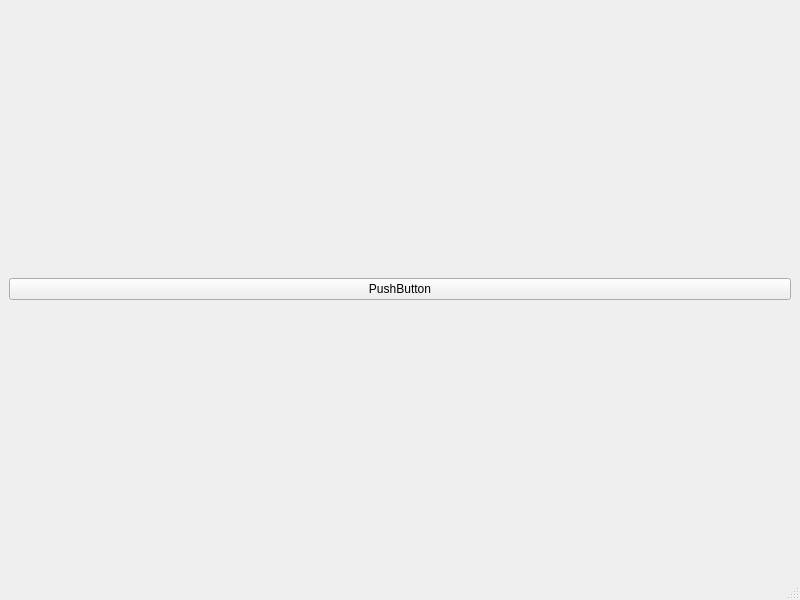
Old version of the form Vulkan_Widget/rhanawindow.ui in the repository FrazorBladezSharp/Rhana.
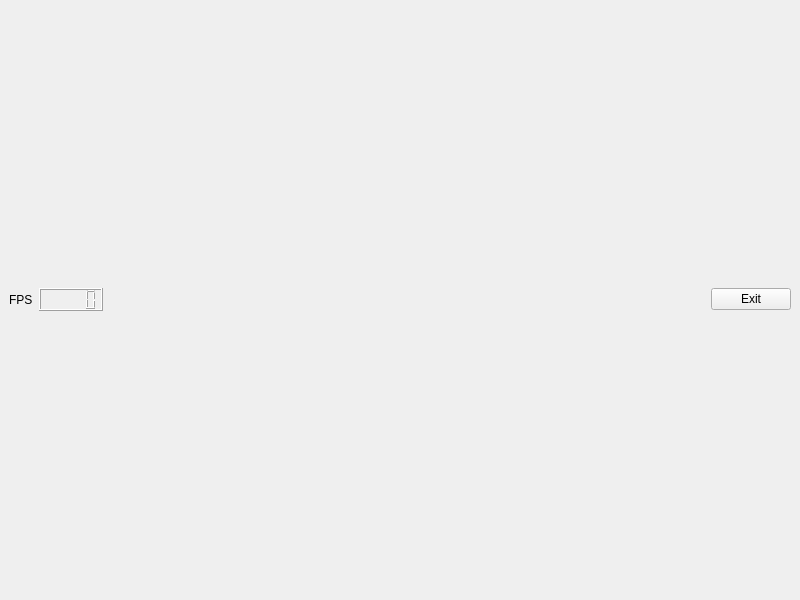
New version of the form.

```diff
--- a/Vulkan_Widget/rhanawindow.ui
+++ b/Vulkan_Widget/rhanawindow.ui
@@ -10,9 +10,427 @@
     <height>600</height>
    </rect>
   </property>
+  <property name="palette">
+   <palette>
+    <active>
+     <colorrole role="WindowText">
+      <brush brushstyle="SolidPattern">
+       <color alpha="255">
+        <red>255</red>
+        <green>255</green>
+        <blue>255</blue>
+       </color>
+      </brush>
+     </colorrole>
+     <colorrole role="Button">
+      <brush brushstyle="SolidPattern">
+       <color alpha="255">
+        <red>61</red>
+        <green>56</green>
+        <blue>70</blue>
+       </color>
+      </brush>
+     </colorrole>
+     <colorrole role="Light">
+      <brush brushstyle="SolidPattern">
+       <color alpha="255">
+        <red>92</red>
+        <green>84</green>
+        <blue>105</blue>
+       </color>
+      </brush>
+     </colorrole>
+     <colorrole role="Midlight">
+      <brush brushstyle="SolidPattern">
+       <color alpha="255">
+        <red>76</red>
+        <green>70</green>
+        <blue>87</blue>
+       </color>
+      </brush>
+     </colorrole>
+     <colorrole role="Dark">
+      <brush brushstyle="SolidPattern">
+       <color alpha="255">
+        <red>31</red>
+        <green>28</green>
+        <blue>35</blue>
+       </color>
+      </brush>
+     </colorrole>
+     <colorrole role="Mid">
+      <brush brushstyle="SolidPattern">
+       <color alpha="255">
+        <red>41</red>
+        <green>37</green>
+        <blue>47</blue>
+       </color>
+      </brush>
+     </colorrole>
+     <colorrole role="Text">
+      <brush brushstyle="SolidPattern">
+       <color alpha="255">
+        <red>255</red>
+        <green>255</green>
+        <blue>255</blue>
+       </color>
+      </brush>
+     </colorrole>
+     <colorrole role="BrightText">
+      <brush brushstyle="SolidPattern">
+       <color alpha="255">
+        <red>255</red>
+        <green>255</green>
+        <blue>255</blue>
+       </color>
+      </brush>
+     </colorrole>
+     <colorrole role="ButtonText">
+      <brush brushstyle="SolidPattern">
+       <color alpha="255">
+        <red>255</red>
+        <green>255</green>
+        <blue>255</blue>
+       </color>
+      </brush>
+     </colorrole>
+     <colorrole role="Base">
+      <brush brushstyle="SolidPattern">
+       <color alpha="255">
+        <red>0</red>
+        <green>0</green>
+        <blue>0</blue>
+       </color>
+      </brush>
+     </colorrole>
+     <colorrole role="Window">
+      <brush brushstyle="SolidPattern">
+       <color alpha="255">
+        <red>61</red>
+        <green>56</green>
+        <blue>70</blue>
+       </color>
+      </brush>
+     </colorrole>
+     <colorrole role="Shadow">
+      <brush brushstyle="SolidPattern">
+       <color alpha="255">
+        <red>0</red>
+        <green>0</green>
+        <blue>0</blue>
+       </color>
+      </brush>
+     </colorrole>
+     <colorrole role="AlternateBase">
+      <brush brushstyle="SolidPattern">
+       <color alpha="255">
+        <red>30</red>
+        <green>28</green>
+        <blue>35</blue>
+       </color>
+      </brush>
+     </colorrole>
+     <colorrole role="ToolTipBase">
+      <brush brushstyle="SolidPattern">
+       <color alpha="255">
+        <red>255</red>
+        <green>255</green>
+        <blue>220</blue>
+       </color>
+      </brush>
+     </colorrole>
+     <colorrole role="ToolTipText">
+      <brush brushstyle="SolidPattern">
+       <color alpha="255">
+        <red>0</red>
+        <green>0</green>
+        <blue>0</blue>
+       </color>
+      </brush>
+     </colorrole>
+    </active>
+    <inactive>
+     <colorrole role="WindowText">
+      <brush brushstyle="SolidPattern">
+       <color alpha="255">
+        <red>0</red>
+        <green>0</green>
+        <blue>0</blue>
+       </color>
+      </brush>
+     </colorrole>
+     <colorrole role="Button">
+      <brush brushstyle="SolidPattern">
+       <color alpha="255">
+        <red>239</red>
+        <green>239</green>
+        <blue>239</blue>
+       </color>
+      </brush>
+     </colorrole>
+     <colorrole role="Light">
+      <brush brushstyle="SolidPattern">
+       <color alpha="255">
+        <red>255</red>
+        <green>255</green>
+        <blue>255</blue>
+       </color>
+      </brush>
+     </colorrole>
+     <colorrole role="Midlight">
+      <brush brushstyle="SolidPattern">
+       <color alpha="255">
+        <red>202</red>
+        <green>202</green>
+        <blue>202</blue>
+       </color>
+      </brush>
+     </colorrole>
+     <colorrole role="Dark">
+      <brush brushstyle="SolidPattern">
+       <color alpha="255">
+        <red>159</red>
+        <green>159</green>
+        <blue>159</blue>
+       </color>
+      </brush>
+     </colorrole>
+     <colorrole role="Mid">
+      <brush brushstyle="SolidPattern">
+       <color alpha="255">
+        <red>184</red>
+        <green>184</green>
+        <blue>184</blue>
+       </color>
+      </brush>
+     </colorrole>
+     <colorrole role="Text">
+      <brush brushstyle="SolidPattern">
+       <color alpha="255">
+        <red>0</red>
+        <green>0</green>
+        <blue>0</blue>
+       </color>
+      </brush>
+     </colorrole>
+     <colorrole role="BrightText">
+      <brush brushstyle="SolidPattern">
+       <color alpha="255">
+        <red>255</red>
+        <green>255</green>
+        <blue>255</blue>
+       </color>
+      </brush>
+     </colorrole>
+     <colorrole role="ButtonText">
+      <brush brushstyle="SolidPattern">
+       <color alpha="255">
+        <red>0</red>
+        <green>0</green>
+        <blue>0</blue>
+       </color>
+      </brush>
+     </colorrole>
+     <colorrole role="Base">
+      <brush brushstyle="SolidPattern">
+       <color alpha="255">
+        <red>255</red>
+        <green>255</green>
+        <blue>255</blue>
+       </color>
+      </brush>
+     </colorrole>
+     <colorrole role="Window">
+      <brush brushstyle="SolidPattern">
+       <color alpha="255">
+        <red>239</red>
+        <green>239</green>
+        <blue>239</blue>
+       </color>
+      </brush>
+     </colorrole>
+     <colorrole role="Shadow">
+      <brush brushstyle="SolidPattern">
+       <color alpha="255">
+        <red>118</red>
+        <green>118</green>
+        <blue>118</blue>
+       </color>
+      </brush>
+     </colorrole>
+     <colorrole role="AlternateBase">
+      <brush brushstyle="SolidPattern">
+       <color alpha="255">
+        <red>247</red>
+        <green>247</green>
+        <blue>247</blue>
+       </color>
+      </brush>
+     </colorrole>
+     <colorrole role="ToolTipBase">
+      <brush brushstyle="SolidPattern">
+       <color alpha="255">
+        <red>255</red>
+        <green>255</green>
+        <blue>220</blue>
+       </color>
+      </brush>
+     </colorrole>
+     <colorrole role="ToolTipText">
+      <brush brushstyle="SolidPattern">
+       <color alpha="255">
+        <red>0</red>
+        <green>0</green>
+        <blue>0</blue>
+       </color>
+      </brush>
+     </colorrole>
+    </inactive>
+    <disabled>
+     <colorrole role="WindowText">
+      <brush brushstyle="SolidPattern">
+       <color alpha="255">
+        <red>31</red>
+        <green>28</green>
+        <blue>35</blue>
+       </color>
+      </brush>
+     </colorrole>
+     <colorrole role="Button">
+      <brush brushstyle="SolidPattern">
+       <color alpha="255">
+        <red>61</red>
+        <green>56</green>
+        <blue>70</blue>
+       </color>
+      </brush>
+     </colorrole>
+     <colorrole role="Light">
+      <brush brushstyle="SolidPattern">
+       <color alpha="255">
+        <red>92</red>
+        <green>84</green>
+        <blue>105</blue>
+       </color>
+      </brush>
+     </colorrole>
+     <colorrole role="Midlight">
+      <brush brushstyle="SolidPattern">
+       <color alpha="255">
+        <red>76</red>
+        <green>70</green>
+        <blue>87</blue>
+       </color>
+      </brush>
+     </colorrole>
+     <colorrole role="Dark">
+      <brush brushstyle="SolidPattern">
+       <color alpha="255">
+        <red>31</red>
+        <green>28</green>
+        <blue>35</blue>
+       </color>
+      </brush>
+     </colorrole>
+     <colorrole role="Mid">
+      <brush brushstyle="SolidPattern">
+       <color alpha="255">
+        <red>41</red>
+        <green>37</green>
+        <blue>47</blue>
+       </color>
+      </brush>
+     </colorrole>
+     <colorrole role="Text">
+      <brush brushstyle="SolidPattern">
+       <color alpha="255">
+        <red>31</red>
+        <green>28</green>
+        <blue>35</blue>
+       </color>
+      </brush>
+     </colorrole>
+     <colorrole role="BrightText">
+      <brush brushstyle="SolidPattern">
+       <color alpha="255">
+        <red>255</red>
+        <green>255</green>
+        <blue>255</blue>
+       </color>
+      </brush>
+     </colorrole>
+     <colorrole role="ButtonText">
+      <brush brushstyle="SolidPattern">
+       <color alpha="255">
+        <red>31</red>
+        <green>28</green>
+        <blue>35</blue>
+       </color>
+      </brush>
+     </colorrole>
+     <colorrole role="Base">
+      <brush brushstyle="SolidPattern">
+       <color alpha="255">
+        <red>61</red>
+        <green>56</green>
+        <blue>70</blue>
+       </color>
+      </brush>
+     </colorrole>
+     <colorrole role="Window">
+      <brush brushstyle="SolidPattern">
+       <color alpha="255">
+        <red>61</red>
+        <green>56</green>
+        <blue>70</blue>
+       </color>
+      </brush>
+     </colorrole>
+     <colorrole role="Shadow">
+      <brush brushstyle="SolidPattern">
+       <color alpha="255">
+        <red>177</red>
+        <green>177</green>
+        <blue>177</blue>
+       </color>
+      </brush>
+     </colorrole>
+     <colorrole role="AlternateBase">
+      <brush brushstyle="SolidPattern">
+       <color alpha="255">
+        <red>247</red>
+        <green>247</green>
+        <blue>247</blue>
+       </color>
+      </brush>
+     </colorrole>
+     <colorrole role="ToolTipBase">
+      <brush brushstyle="SolidPattern">
+       <color alpha="255">
+        <red>255</red>
+        <green>255</green>
+        <blue>220</blue>
+       </color>
+      </brush>
+     </colorrole>
+     <colorrole role="ToolTipText">
+      <brush brushstyle="SolidPattern">
+       <color alpha="255">
+        <red>0</red>
+        <green>0</green>
+        <blue>0</blue>
+       </color>
+      </brush>
+     </colorrole>
+    </disabled>
+   </palette>
+  </property>
   <property name="windowTitle">
    <string>RhanaWindow</string>
   </property>
+  <property name="autoFillBackground">
+   <bool>true</bool>
+  </property>
   <widget class="QWidget" name="centralwidget">
    <property name="sizePolicy">
     <sizepolicy hsizetype="Expanding" vsizetype="Expanding">
@@ -22,11 +440,41 @@
    </property>
    <layout class="QVBoxLayout" name="verticalLayout">
     <item>
-     <widget class="QPushButton" name="pushButton">
-      <property name="text">
-       <string>PushButton</string>
-      </property>
-     </widget>
+     <layout class="QHBoxLayout" name="Display_Layout"/>
+    </item>
+    <item>
+     <layout class="QHBoxLayout" name="horizontalLayout">
+      <item>
+       <widget class="QLabel" name="FPS_Label">
+        <property name="text">
+         <string>FPS</string>
+        </property>
+       </widget>
+      </item>
+      <item>
+       <widget class="QLCDNumber" name="FPS_Display"/>
+      </item>
+      <item>
+       <spacer name="horizontalSpacer">
+        <property name="orientation">
+         <enum>Qt::Horizontal</enum>
+        </property>
+        <property name="sizeHint" stdset="0">
+         <size>
+          <width>40</width>
+          <height>20</height>
+         </size>
+        </property>
+       </spacer>
+      </item>
+      <item>
+       <widget class="QPushButton" name="exitButton">
+        <property name="text">
+         <string>Exit</string>
+        </property>
+       </widget>
+      </item>
+     </layout>
     </item>
    </layout>
   </widget>
@@ -40,7 +488,6 @@
     </rect>
    </property>
   </widget>
-  <widget class="QStatusBar" name="statusbar"/>
  </widget>
  <resources/>
  <connections/>
```
Left out of the diff: 19 changed lines with no effect on the pictures.
